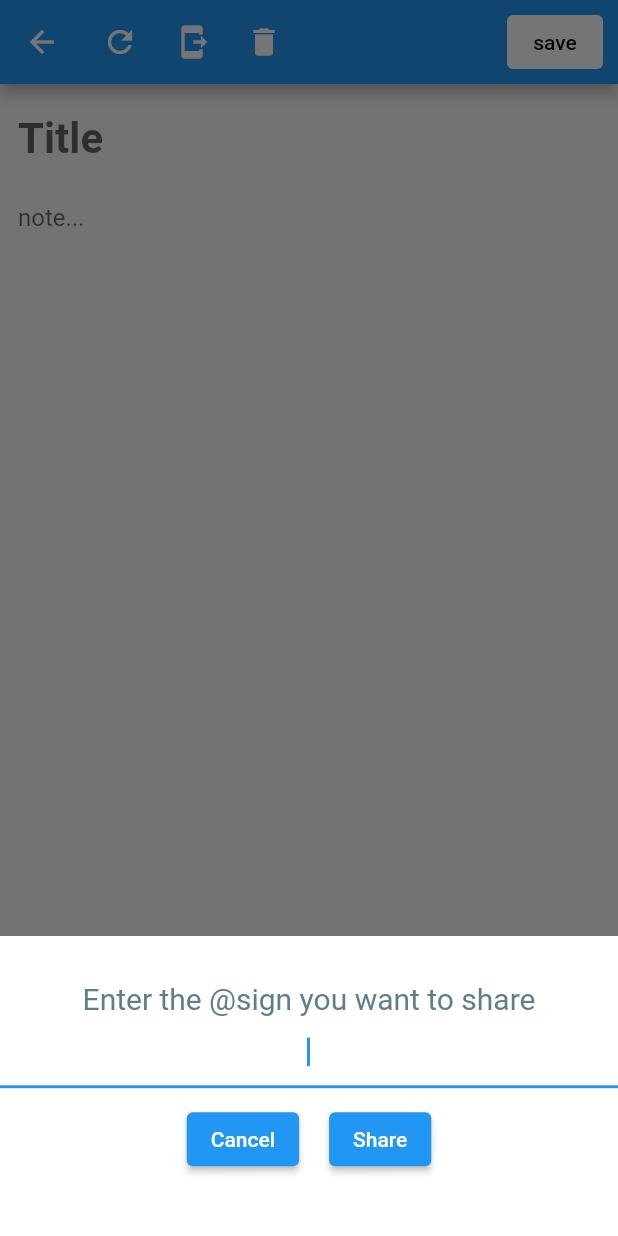
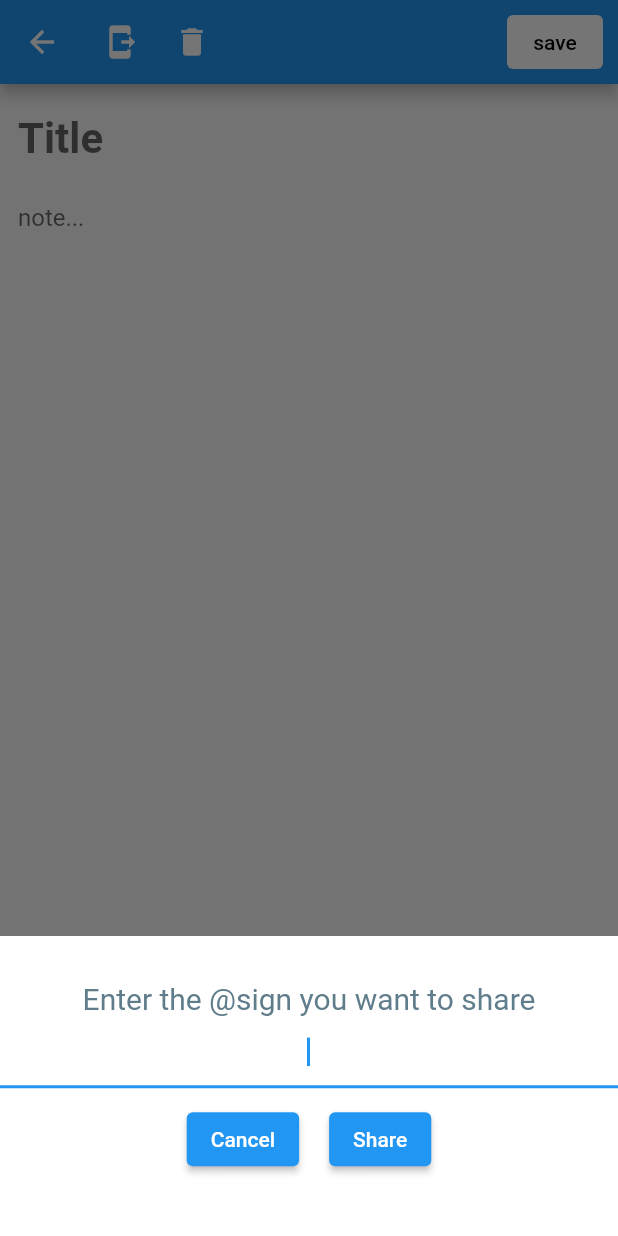
Before and after one commit to jimmytran005/at_notes, a Flutter app: the AddNote screen opened directly with empty values, after a tap on the "send to mobile" icon, on a phone screen of 412 x 824 dp. Run offline on Flutter 3.47's test engine with Material 2 defaults, Android fonts, the phone set to English and light mode, and no system bars; our stand-ins replace community_material_icon; missing offline and left inert: at_app_flutter, at_client_mobile, at_commons, at_onboarding_flutter, at_utils.

Commit message:
clean up 2

```diff
--- a/lib/screens/add_note.dart
+++ b/lib/screens/add_note.dart
@@ -5,6 +5,7 @@ import 'package:at_notes/model/NoteModel.dart';
 import 'package:at_notes/components/note.dart';
 import 'package:at_commons/at_commons.dart';
 
+// This is the screen to add/share/delete a note
 class AddNote extends StatefulWidget {
   Note? note;
 
@@ -45,15 +46,6 @@ class _AddNoteState extends State<AddNote> {
           crossAxisAlignment: CrossAxisAlignment.center,
           children: <Widget>[
             IconButton(
-              icon: Icon(Icons.refresh),
-              onPressed: () {
-                // TESTING....  retrieveSharedNotes() to see the shared instances
-                // noteService.retrieveSharedNotes();
-                //noteService.clearAllNotes();
-                noteService.getSharedRecipes();
-              },
-            ),
-            IconButton(
               icon: Icon(Icons.send_to_mobile),
               onPressed: () async {
                 // This is a modal that will pop up to prompt the user if they want to share their notes with someone
@@ -69,7 +61,7 @@ class _AddNoteState extends State<AddNote> {
                           mainAxisAlignment: MainAxisAlignment.center,
                           mainAxisSize: MainAxisSize.min,
                           children: <Widget>[
-                            Text(
+                            const Text(
                               'Enter the @sign you want to share',
                               style: TextStyle(
                                 fontSize: 20.0,
@@ -251,6 +243,7 @@ class _AddNoteState extends State<AddNote> {
     );
   }
 
+  // This is a function to show a toast once a task is done
   void _showToast(BuildContext context, String message) {
     final scaffold = ScaffoldMessenger.of(context);
     scaffold.showSnackBar(
--- a/lib/services/at_note_service.dart
+++ b/lib/services/at_note_service.dart
@@ -47,9 +47,6 @@ class AtNoteService {
       // Get sharedby and sharedwith for current note`
       String currentSharedBy = allKeys[i].sharedBy!;
       String currentSharedWith = allKeys[i].sharedWith!;
-
-
-
 
       // Filter out the notes that belong to this user
       if (currentSharedWith == getUserAtSign() &&
@@ -192,7 +189,6 @@ class AtNoteService {
     return AtClientManager.getInstance()
         .atClient
         .getAtKeys(regex: 'cached.*notes');
-
   }
 
   // Function used to get all of the notes shared to this user
@@ -213,8 +209,6 @@ class AtNoteService {
         ..sharedBy = element.sharedBy
         ..metadata = metadata;
 
-
-
       String? response =
           (await AtClientManager.getInstance().atClient.get(atKey)).value;
 
```
